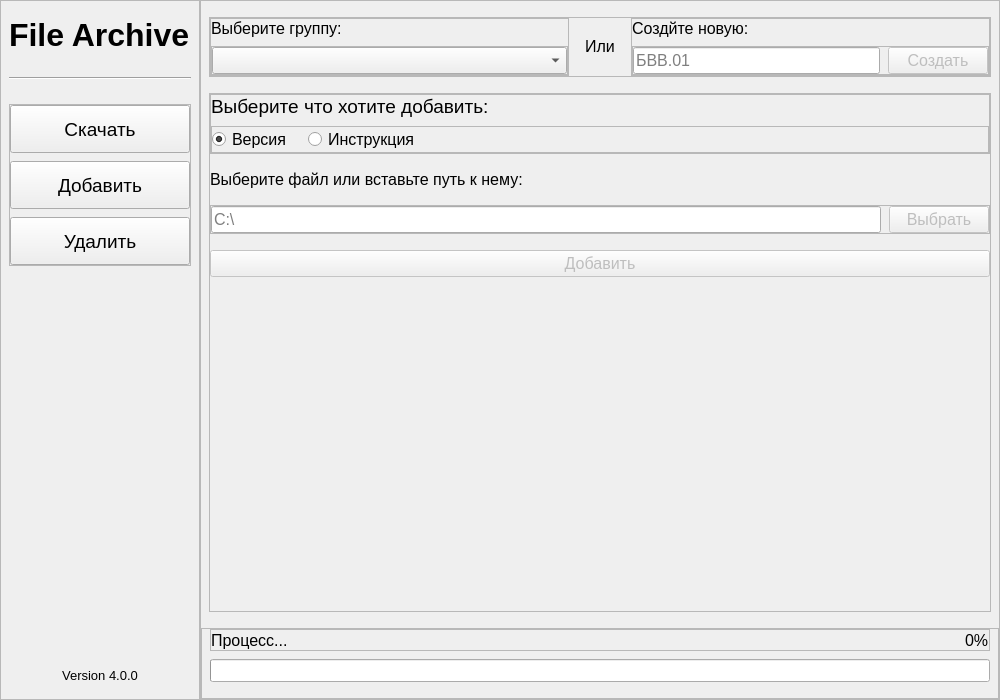
Before: the Qt Designer form ui/mainUI.ui in pntech-dev/File-Archive, drawn with Qt 5.
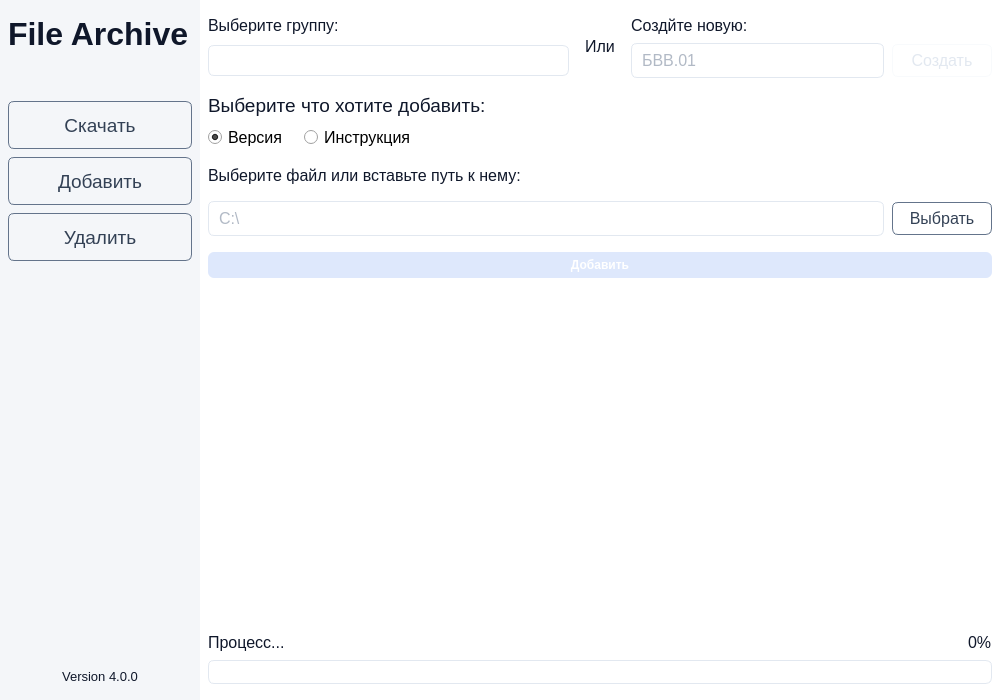
After: the same form once the commit is applied. The open tabs and pages were chosen to show the change. Icons and pictures are not drawn.

Commit message: feat(ui): add UI styling

Patch:
```diff
--- a/ui/mainUI.ui
+++ b/ui/mainUI.ui
@@ -13,6 +13,223 @@
   <property name="windowTitle">
    <string>File Archive</string>
   </property>
+  <property name="styleSheet">
+   <string notr="true">QMainWindow {
+    background-color: #FFFFFF;    /* Белый фон окна */
+}
+
+QLabel {
+    color: #0F172A;   /* Акцентный цвет текста */
+}
+
+QFrame {
+    background-color: #FFFFFF;
+    border: none;
+}
+
+Line {
+    background-color: #E2E8F0;
+}
+
+Line[frameShape=&quot;4&quot;] {
+    min-height: 1px;
+    max-height: 1px;
+}
+
+/* === Базовый стиль для всех QLineEdit === */
+QLineEdit {
+    background-color: #FFFFFF;       /* Белый фон */
+    border: 1px solid #E2E8F0;       /* Светлая рамка */
+    border-radius: 6px;              /* Скругления */
+    color: #64748B;                  /* Цвет текста */
+    padding: 6px 8px;                /* Внутренние отступы для аккуратности */
+}
+
+/* === При фокусе (активное поле ввода) === */
+QLineEdit:focus {
+    background-color: #FFFFFF;       /* Белый фон */
+    border: 1px solid #2563EB;       /* Синяя рамка */
+    border-radius: 6px;
+    color: #0F172A;                  /* Тёмный текст */
+    outline: none;                   /* Убираем системный контур */
+}
+
+/* === Отключенное состояние === */
+QLineEdit:disabled {
+    background-color: #FFFFFF;       /* Белый фон (не серый) */
+    border: 1px solid #F8FAFC;       /* Очень светлая рамка */
+    border-radius: 6px;
+    color: #E2E8F0;                  /* Бледный текст */
+}
+
+
+/* === Второстепенные кнопки === */
+QPushButton {
+    background-color: transparent;   /* Без заливки */
+    color: #334155;                  /* Основной цвет текста */
+    font-weight: normal;             /* Обычная жирность */
+    border: 1px solid #64748B;       /* Серо-синяя рамка */
+    border-radius: 6px;              /* Скругления */
+    padding: 6px 12px;               /* Внутренние отступы */
+}
+
+/* === Наведение (hover) === */
+QPushButton:hover {
+    border: 1px solid #8B98AA;       /* Более светлая рамка */
+}
+
+/* === Нажатие (pressed / checked) === */
+QPushButton:pressed,
+QPushButton:checked {
+    border: 1px solid #515E71;       /* Более тёмная рамка */
+}
+
+/* === Отключена (disabled) === */
+QPushButton:disabled {
+    color: #E2E8F0;                  /* Бледный текст */
+    border: 1px solid #F8FAFC;       /* Светлая рамка */
+}
+
+
+
+/* === Общий стиль выпадающих списков (QComboBox) === */
+QComboBox {
+    background-color: #FFFFFF;           /* Белый фон */
+    border: 1px solid #E2E8F0;           /* Светлая рамка */
+    border-radius: 6px;                  /* Скругления */
+    padding: 4px 32px 4px 8px;           /* Отступы: справа место под иконку */
+    color: #64748B;                      /* Цвет текста */
+}
+
+/* === Иконка стрелки (ресурс combobox_arrow) === */
+QComboBox::down-arrow {
+    image: url(:/combobox_arrow);        /* Подключённая иконка */
+    width: 14px;
+    height: 14px;
+}
+
+/* === Позиция иконки справа === */
+QComboBox::drop-down {
+    subcontrol-origin: padding;
+    subcontrol-position: top right;
+    width: 28px;
+    border: none;                        /* Без отдельной рамки */
+    margin-right: 4px;
+}
+
+/* === При наведении курсора — без лишних эффектов, только курсор-рука === */
+QComboBox:hover {
+    cursor: pointer;
+}
+
+/* === Фокус или раскрытое состояние === */
+QComboBox:focus,
+QComboBox:on {
+    border: 1px solid #2563EB;           /* Синяя рамка */
+    color: #0F172A;                      /* Тёмный текст */
+}
+
+/* === Меняем цвет стрелки при фокусе === */
+QComboBox:focus::down-arrow,
+QComboBox:on::down-arrow {
+    image: url(:/combobox_arrow);        /* Та же иконка, Qt не поддерживает перекраску напрямую */
+}
+
+/* Если у тебя есть возможность использовать SVG — можно будет менять цвет через fill в ресурсе */
+
+/* === Отключённое состояние === */
+QComboBox:disabled {
+    background-color: #FFFFFF;
+    border: 1px solid #F8FAFC;           /* Очень светлая рамка */
+    color: #E2E8F0;                      /* Светлый текст */
+}
+
+QComboBox:disabled::down-arrow {
+    image: url(:/combobox_arrow);        /* Та же иконка */
+    /* Qt не позволяет легко изменить цвет, поэтому сделай отдельный серый SVG для disabled */
+}
+
+/* === Стиль выпадающего списка === */
+QComboBox QAbstractItemView {
+    background-color: #FFFFFF;           /* Белый фон меню */
+    border: 1px solid #E2E8F0;           /* Та же рамка */
+    border-radius: 6px;
+    selection-background-color: #2563EB; /* Цвет выделения */
+    selection-color: #FFFFFF;            /* Цвет текста при выделении */
+}
+
+
+
+/* === Общие стили для QRadioButton === */
+QCheckBox{
+    color: #0F172A;                /* Акцентный текст */
+    font-weight: normal;
+    spacing: 6px;                  /* Расстояние между индикатором и текстом */
+}
+
+/* Убираем квадратный фокус */
+QCheckBox:focus,
+QRadioButton:focus {
+    outline: none;
+}
+
+/* === ЧЕКБОКС === */
+
+QCheckBox::indicator {
+    width: 14px;
+    height: 14px;
+    border-radius: 3px;            /* Небольшое скругление углов */
+    border: 1px solid #64748B;     /* Второстепенная рамка */
+    background-color: #FFFFFF;     /* Белый фон */
+}
+
+/* Наведение */
+QCheckBox::indicator:hover {
+    border: 1px solid #2563EB;     /* Акцентная рамка */
+}
+
+/* Активен (галочка) */
+QCheckBox::indicator:checked {
+    border: 1px solid #2563EB;
+    background-color: #2563EB;
+    image: url(:/checkbox_check);  /* Собственная белая галочка */
+}
+
+/* Фокус */
+QCheckBox::indicator:focus {
+    border: 1px solid #2563EB;
+}
+
+/* Отключён */
+QCheckBox::indicator:disabled {
+    border: 1px solid #F8FAFC;
+    background-color: #FFFFFF;
+    image: none;
+}
+
+/* Текст отключённого чекбокса */
+QCheckBox:disabled {
+    color: #64748B;
+}
+
+
+
+/* === Общий стиль прогресс-бара === */
+QProgressBar {
+    border: 1px solid #E2E8F0;     /* Светлая рамка */
+    border-radius: 6px;            /* Скругления */
+    background-color: #FFFFFF;     /* Белый фон (без заполнения) */
+    text-align: center;            /* На всякий случай, но текста нет */
+    color: transparent;            /* Полностью скрываем текст */
+}
+
+/* === Полоса заполнения === */
+QProgressBar::chunk {
+    border-radius: 6px;            /* Та же форма, чтобы совпадала с контуром */
+    background-color: #16A34A;     /* Зелёный акцент */
+    margin: 0px;                   /* Без промежутков между сегментами */
+}</string>
+  </property>
   <widget class="QWidget" name="centralwidget">
    <property name="styleSheet">
     <string notr="true"/>
@@ -53,6 +270,80 @@
         <height>16777215</height>
        </size>
       </property>
+      <property name="styleSheet">
+       <string notr="true">QFrame {
+    background-color: #F4F6F9;
+    border: none;
+}
+
+Line {
+    background-color: #DDDDDD;
+}
+
+Line[frameShape=&quot;4&quot;] {
+    min-height: 1px;
+    max-height: 1px;
+}
+
+/* === Базовые свойства sidebar-кнопок === */
+QPushButton.sidebar {
+    border: none;
+    border-radius: 6px;
+    padding: 8px 12px;
+    text-align: left;                /* Текст и иконка выровнены слева */
+    font-weight: normal;
+    background-color: #DEE8FC;       /* Неактивное состояние по умолчанию */
+    color: #0F172A;                  /* Тёмный текст */
+}
+
+/* === Наведение === */
+QPushButton.sidebar:hover {
+    background-color: #C8D9FF;       /* Светло-синий hover */
+}
+
+/* === Активная (нажатая / выбранная / залипшая) кнопка === */
+QPushButton.sidebar:checked,
+QPushButton.sidebar:pressed {
+    background-color: #2563EB;       /* Акцентный синий фон */
+    color: #FFFFFF;                  /* Белый текст */
+    font-weight: bold;               /* Жирный шрифт */
+}
+
+/* === Неактивная иконка === */
+QPushButton.sidebar::icon {
+    color: #2563EB;                  /* Синяя иконка для неактивного состояния */
+}
+
+/* === Активная иконка === */
+QPushButton.sidebar:checked::icon,
+QPushButton.sidebar:pressed::icon {
+    color: #FFFFFF;                  /* Белая иконка при активной кнопке */
+}
+
+/* === Наведение при активной кнопке (мягкое осветление) === */
+QPushButton.sidebar:checked:hover {
+    background-color: #3B76F6;       /* Чуть светлее активного синего */
+}
+
+/* Иконка и текст идут слева направо */
+QPushButton.sidebar {
+    qproperty-iconSize: 20px;
+    qproperty-iconAlignment: left;
+}
+
+/* Иконки для конкретных кнопок */
+QPushButton.download_tab {
+    qproperty-icon: url(:/icons/download_tab.svg);
+}
+
+QPushButton.add_tab {
+    qproperty-icon: url(:/icons/add_tab.svg);
+}
+
+QPushButton.delete_tab {
+    qproperty-icon: url(:/icons/delete_tab.svg);
+}</string>
+      </property>
       <property name="frameShape">
        <enum>QFrame::StyledPanel</enum>
       </property>
@@ -101,7 +392,7 @@
          <property name="maximumSize">
           <size>
            <width>16777215</width>
-           <height>16777215</height>
+           <height>1</height>
           </size>
          </property>
          <property name="orientation">
@@ -270,6 +561,15 @@
        </property>
        <item>
         <widget class="QStackedWidget" name="tabs_stackedWidget">
+         <property name="styleSheet">
+          <string notr="true"/>
+         </property>
+         <property name="frameShadow">
+          <enum>QFrame::Sunken</enum>
+         </property>
+         <property name="lineWidth">
+          <number>1</number>
+         </property>
          <property name="currentIndex">
           <number>0</number>
          </property>
@@ -1268,7 +1568,7 @@
                      <item>
                       <widget class="QPushButton" name="choose_instruction_file_pushButton">
                        <property name="enabled">
-                        <bool>false</bool>
+                        <bool>true</bool>
                        </property>
                        <property name="minimumSize">
                         <size>
@@ -1297,10 +1597,41 @@
                     </property>
                     <property name="font">
                      <font>
-                      <family>Segoe UI</family>
-                      <pointsize>12</pointsize>
+                      <weight>75</weight>
+                      <bold>true</bold>
                      </font>
                     </property>
+                    <property name="styleSheet">
+                     <string notr="true">/* === Акцентная кнопка=== */
+QPushButton {
+    background-color: #2563EB;       /* Основной синий */
+    color: #FFFFFF;                  /* Белый текст */
+    font-weight: bold;               /* Жирный шрифт */
+    border: none;                    /* Без рамки */
+    border-radius: 6px;              /* Скругления */
+    padding: 6px 12px;               /* Отступы для аккуратности */
+}
+
+/* === Наведение (hover) === */
+QPushButton:hover {
+    background-color: #5283EF;       /* Более светлый синий */
+}
+
+/* === Нажатие (pressed / checked) === */
+QPushButton:pressed,
+QPushButton:checked {
+    background-color: #124CC9;       /* Тёмно-синий при клике */
+}
+
+/* === Отключена (disabled) === */
+QPushButton:disabled {
+    background-color: #DEE8FC;       /* Бледно-синий фон */
+    color: #FFFFFF;                  /* Белый текст (можно осветлить при желании) */
+    border: none;
+    border-radius: 6px;
+}
+</string>
+                    </property>
                     <property name="text">
                      <string>Добавить</string>
                     </property>
@@ -1314,7 +1645,7 @@
                     <property name="sizeHint" stdset="0">
                      <size>
                       <width>20</width>
-                      <height>301</height>
+                      <height>282</height>
                      </size>
                     </property>
                    </spacer>
```
Left out of the diff: 152 changed lines with no effect on the pictures. The commit also changes 5 other files.
